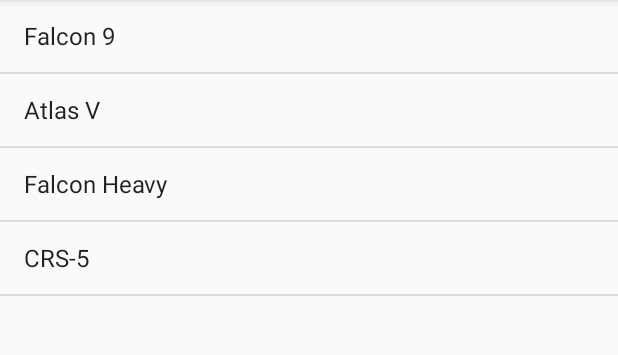
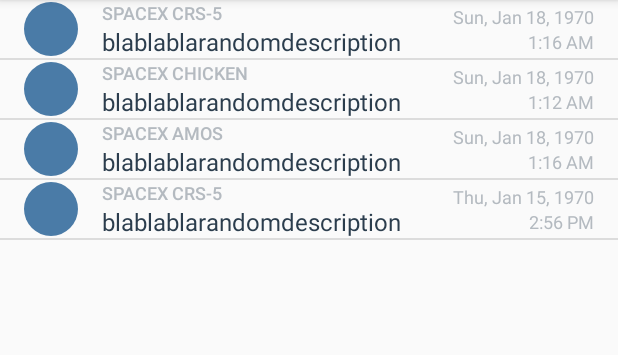
Before and after one commit to aaronoe/space_launch_manifest, an Android app: the screen it shows after launch (MainActivity), on a phone screen of 412 x 824 dp, the part 84-439 px from its top. Run offline under Robolectric (Android 15) with nearby library versions, the phone set to English and light mode, and no system bars.

Commit message:
Implementing the custom ArrayAdapter with a random ArrayList of Launches

```diff
--- a/app/src/main/java/com/example/android/spacelaunchmanifest/MainActivity.java
+++ b/app/src/main/java/com/example/android/spacelaunchmanifest/MainActivity.java
@@ -6,31 +6,39 @@
 import android.widget.ListView;
 
 import java.util.ArrayList;
+import java.util.List;
 
 public class MainActivity extends AppCompatActivity {
+
+    private LaunchArrayAdapter mAdapter;
 
     @Override
     protected void onCreate(Bundle savedInstanceState) {
         super.onCreate(savedInstanceState);
         setContentView(R.layout.activity_main);
 
-        // Create a fake list of earthquake locations.
-        ArrayList<String> launchList = new ArrayList<>();
-        launchList.add("Falcon 9");
-        launchList.add("Atlas V");
-        launchList.add("Falcon Heavy");
-        launchList.add("CRS-5");
 
 
+        ArrayList<LaunchItem> launchList = new ArrayList<>();
+        launchList.add(new LaunchItem("SpaceX CRS-5", 1473401034, "https://google.de", "Falcon 9",
+                "CRS-5 Resupply Mission", "blablablarandomdescription"));
+        launchList.add(new LaunchItem("SpaceX Chicken", 1473121034, "https://google.de", "Delta V",
+                "CRS-5 Resupply Chicken Mission", "blablablarandomdescription"));
+        launchList.add(new LaunchItem("SpaceX Amos", 1473404334, "https://google.de", "Falcon Heavy",
+                "CRS-5 Resupply Mission", "blablablarandomdescription"));
+        launchList.add(new LaunchItem("SpaceX CRS-5", 1263401034, "https://google.de", "Falcon 9",
+                "CRS-5 Bacon Mission", "blablablarandomdescription"));
+
         // Find a reference to the {@link ListView} in the layout
-        ListView launchListView = (ListView) findViewById(R.id.list);
+        ListView earthquakeListView = (ListView) findViewById(R.id.list);
 
-        // Create a new {@link ArrayAdapter} of launchList
-        ArrayAdapter<String> adapter = new ArrayAdapter<String>(
-                this, android.R.layout.simple_list_item_1, launchList);
+        // Create a new adapter that takes an empty list of earthquakes as input
+        mAdapter = new LaunchArrayAdapter(this, launchList);
 
         // Set the adapter on the {@link ListView}
         // so the list can be populated in the user interface
-        launchListView.setAdapter(adapter);
+        earthquakeListView.setAdapter(mAdapter);
+
+
     }
 }
```
